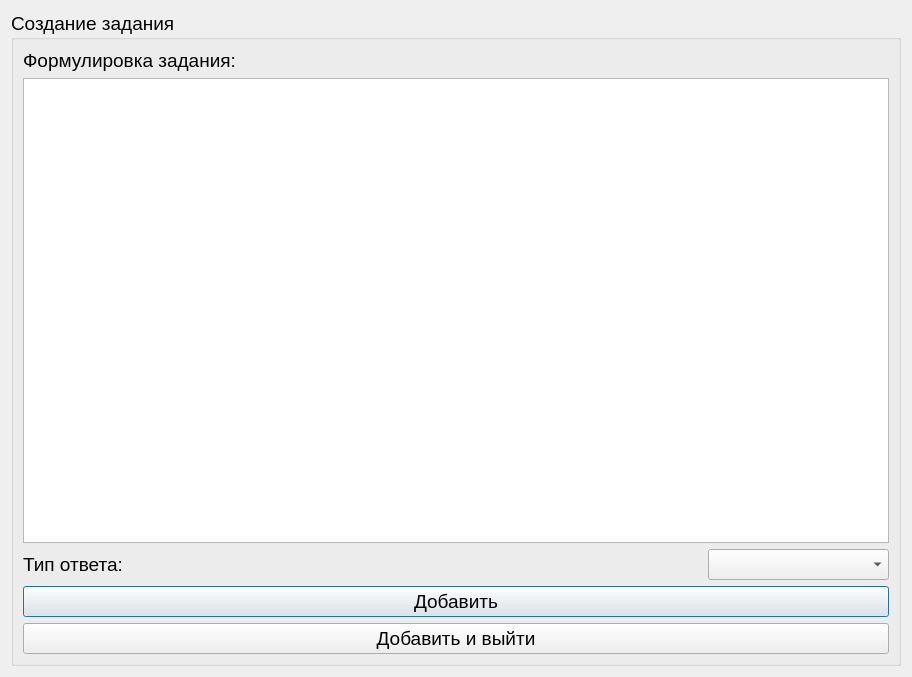
Above: questionedit.ui from Rayzedan/SystemControlStudent before the change. Below: the same form after it.
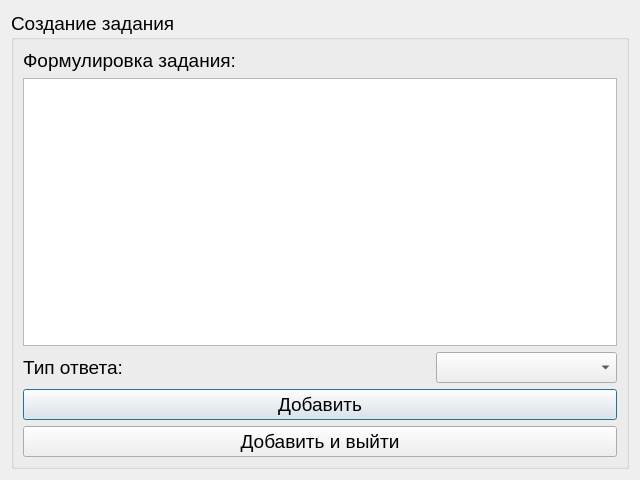
That is the form after the change.

```diff
--- a/questionedit.ui
+++ b/questionedit.ui
@@ -6,10 +6,16 @@
    <rect>
     <x>0</x>
     <y>0</y>
-    <width>912</width>
-    <height>677</height>
+    <width>640</width>
+    <height>480</height>
    </rect>
   </property>
+  <property name="minimumSize">
+   <size>
+    <width>640</width>
+    <height>480</height>
+   </size>
+  </property>
   <property name="windowTitle">
    <string>Dialog</string>
   </property>
```
